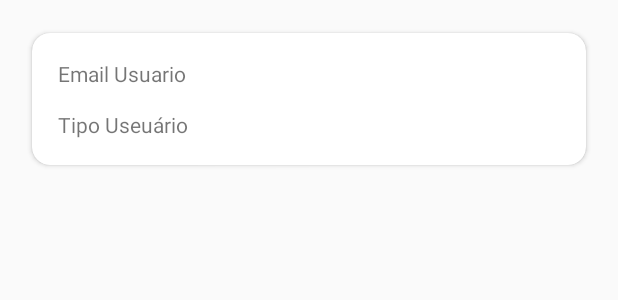
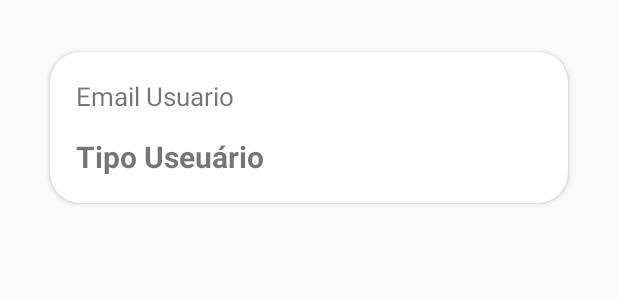
Before and after one commit to filipesilvazup/iftmProjetoOF, an Android app: the layout item_list_usuario.xml on its own in the app's theme, with its tools: preview values and no code run, on a phone screen of 412 x 824 dp. Shown: the top 300 px of the screen. Run offline under Robolectric (Android 15) with nearby library versions, the phone set to English and light mode, and no system bars.

Commit message:
lista de usuarios

```diff
--- a/app/src/main/java/iftm/projeto/com/projetoof/ui/activity/MainActivity.java
+++ b/app/src/main/java/iftm/projeto/com/projetoof/ui/activity/MainActivity.java
@@ -183,6 +183,7 @@ public class MainActivity extends AppCompatActivity
 
         } else if (id == R.id.nav_slideshow) {
             //Gerenciar Usuarios
+            startActivity(new Intent(this, GerenciarUsuariosActivity.class));
 
         } else if (id == R.id.nav_logout) {
             //
--- /dev/null
+++ b/app/src/main/java/iftm/projeto/com/projetoof/ui/activity/interfaces/OnAddListenner.java
@@ -0,0 +1,6 @@
+package iftm.projeto.com.projetoof.ui.activity.interfaces;
+
+public interface OnAddListenner {
+    void onUserlistenner();
+    void onEventoListenner();
+}
--- a/app/src/main/res/layout/item_list_usuario.xml
+++ b/app/src/main/res/layout/item_list_usuario.xml
@@ -1,41 +1,39 @@
 <?xml version="1.0" encoding="utf-8"?>
 
-<LinearLayout xmlns:android="http://schemas.android.com/apk/res/android"
+
+<android.support.v7.widget.CardView xmlns:android="http://schemas.android.com/apk/res/android"
     xmlns:card_view="http://schemas.android.com/apk/res-auto"
     android:layout_width="match_parent"
-    android:layout_height="160dp"
-    android:orientation="horizontal">
-
-    <android.support.v7.widget.CardView
-        android:layout_width="match_parent"
     android:layout_height="wrap_content"
-        android:layout_margin="15dp"
-        android:elevation="3dp"
-        card_view:cardCornerRadius="12dp"
+    android:layout_margin="25dp"
+    android:elevation="10dp"
+    android:layout_gravity="center_horizontal"
+    card_view:cardCornerRadius="20dp"
     card_view:cardUseCompatPadding="true">
 
     <RelativeLayout
-            android:layout_width="match_parent"
+        android:layout_width="wrap_content"
         android:layout_height="wrap_content"
         android:layout_margin="10dp">
 
         <TextView
             android:id="@+id/tv_email"
-                android:layout_width="match_parent"
+            android:layout_width="wrap_content"
             android:layout_height="wrap_content"
             android:layout_margin="7dp"
+            android:textSize="17dp"
             android:text="Email Usuario" />
 
         <TextView
             android:id="@+id/tv_tipo_usuario"
-                android:layout_width="match_parent"
+            android:layout_width="wrap_content"
             android:layout_height="wrap_content"
             android:layout_below="@+id/tv_email"
             android:layout_margin="7dp"
-                android:text="Tipo Useuário"/>
+            android:textStyle="bold"
+            android:textSize="20dp"
+            android:text="Tipo Useuário" />
 
     </RelativeLayout>
 
 </android.support.v7.widget.CardView>
-
-</LinearLayout>
```
Also changed, not shown: app/src/main/java/iftm/projeto/com/projetoof/ui/activity/GerenciarUsuariosActivity.java (+83 -1 lines), app/src/main/java/iftm/projeto/com/projetoof/ui/adapter/AdapterUsuario.java (+48 -1 lines), app/src/main/res/layout/activity_gerenciar_usuarios.xml (+8 -0 lines). Lines whose indentation alone changed are shown as unchanged.
